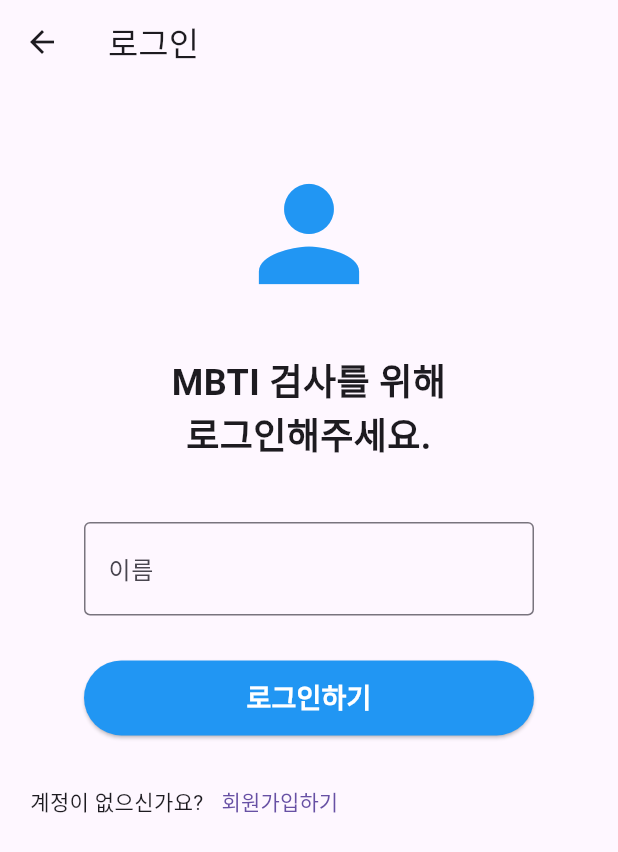
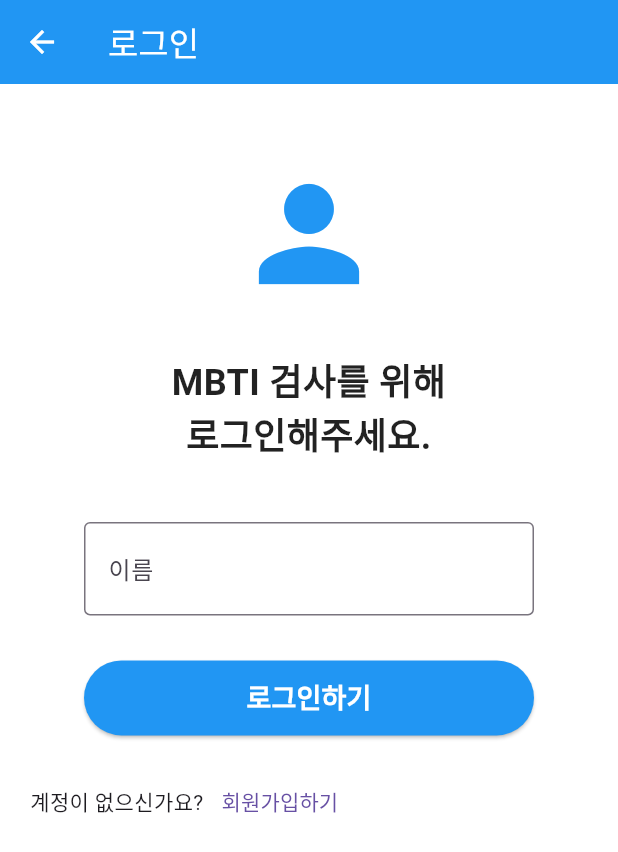
Before and after one commit to PHB-1994/MBTI, a Flutter app: the screen it shows after launch, after a tap on "로그인하기", on a phone screen of 412 x 824 dp. Shown: the top 852 px of the screen. Run offline on Flutter 3.47's test engine with Material 3 defaults, Android fonts, the phone set to English and light mode, and no system bars; our stand-ins replace connectivity_plus, dio, flutter_dotenv, geolocator, go_router, shared_preferences; missing offline and left inert: kakao_map_plugin; accounts and stored records are empty.

```diff
--- /dev/null
+++ b/frontend/lib/common/app_styles.dart
@@ -0,0 +1,361 @@
+import 'dart:ui';
+import 'package:flutter/material.dart';
+
+/*
+일반적인 웹 디자인에서 사용하는 색삭코드
+          검정                            하얀색
+rgb(255, 255, 255, 0.1) 엄청 투명함,  rgba(0, 0, 0, 0.9) 불투명도 90%
+hex = #000000           투명도 없음   hex = #ffffff      투명도 없음
+
+플러터에서 색상을 표기하는 방법
+방법 1 : hex 색상에 OxFF 붙이기. 가장 일반적으로 많이 사용
+0xFF : 불투명도
+Color(0xFF64BF6)
+        0xFF      64B5F6
+     완전 보이게   hex 색상 표기
+방법 2 : fromARGB
+Color.fromARGB(255, 100, 181, 246)
+            Alpha
+            투명도
+
+방법 3 : fromRGBO = rgb, rgba 와 비슷한 형태
+Color.fromRGBO(100, 181, 246, 1.0)
+                            투명도를 0.0 ~ 1.0 사이
+
+0xFF = 255 = 100% 불투명(완전히 보임)
+0xcc = 204 = 80% 불투명
+0x99 = 153 = 60% 불투명
+0x66 = 102 = 40% 불투명
+0x33 = 51  = 20% 불투명
+0x00 = 0   = 0% 투명(완전 투명)
+
+밝기 조절
+
+Colors.blue[50]  // 매우 밝은 파란색 부터
+Colors.blue[500] // 기본 파란색
+Colors.blue[900] // 매우 어두운 파란색
+ */
+// 어플 전체에서 사용할 색상들 정의
+class AppColors {
+  // Primary Colors
+  static const Color primary = Colors.blue;
+  static const Color primaryLight = Color(0xFF64B5F6);
+  static const Color primaryDart = Color(0xFF1976D2);
+
+
+  // Secondary Colors
+  static const Color secondary = Colors.green;
+  static const Color accent = Colors.amber;
+
+  // Text Colors
+  static const Color textPrimary = Colors.black87;
+  static const Color textSecondary = Colors.grey;
+  static const Color textWhite = Colors.white;
+
+  // Background Colors
+  static const Color background = Colors.white;
+  static const Color backgroundLight = Color(0xFFF5F5F5);
+  static const Color cardBackground = Color(0xFFFAFAFA);
+
+  // Status Colors
+  static const Color success = Colors.green;
+  static const Color error = Colors.red;
+  static const Color warning = Colors.orange;
+  static const Color info = Colors.blue;
+
+  // Grey Scale
+  static final Color grey50 = Colors.grey[50]!;
+  static final Color grey100 = Colors.grey[100]!;
+  static final Color grey200 = Colors.grey[200]!;
+  static final Color grey300 = Colors.grey[300]!;
+  static final Color grey600 = Colors.grey[600]!;
+  static final Color grey700 = Colors.grey[700]!;
+}
+
+/// 앱 전체에서 사용할 텍스트 스타일 정의
+class AppTextStyles {
+  // Headings
+  static const TextStyle h1 = TextStyle(
+    fontSize: 32,
+    fontWeight: FontWeight.bold,
+    color: AppColors.textPrimary,
+  );
+
+  static const TextStyle h2 = TextStyle(
+    fontSize: 28,
+    fontWeight: FontWeight.bold,
+    color: AppColors.textPrimary,
+  );
+
+  static const TextStyle h3 = TextStyle(
+    fontSize: 24,
+    fontWeight: FontWeight.bold,
+    color: AppColors.textPrimary,
+  );
+
+  static const TextStyle h4 = TextStyle(
+    fontSize: 20,
+    fontWeight: FontWeight.bold,
+    color: AppColors.textPrimary,
+  );
+
+  // Body Text
+  static const TextStyle body1 = TextStyle(
+    fontSize: 18,
+    color: AppColors.textPrimary,
+  );
+
+  static const TextStyle body2 = TextStyle(
+    fontSize: 16,
+    color: AppColors.textPrimary,
+  );
+
+  static const TextStyle body3 = TextStyle(
+    fontSize: 14,
+    color: AppColors.textPrimary,
+  );
+
+  // Special Text Styles
+  static const TextStyle button = TextStyle(
+    fontSize: 16,
+    fontWeight: FontWeight.w600,
+  );
+
+  static const TextStyle caption = TextStyle(
+    fontSize: 12,
+    color: AppColors.textSecondary,
+  );
+
+  static const TextStyle label = TextStyle(
+    fontSize: 14,
+    fontWeight: FontWeight.w500,
+    color: AppColors.textSecondary,
+  );
+
+  // MBTI 관련 특수 스타일
+  static const TextStyle mbtiType = TextStyle(
+    fontSize: 28,
+    fontWeight: FontWeight.bold,
+    color: AppColors.primary,
+  );
+
+  static const TextStyle mbtiTypeSmall = TextStyle(
+    fontSize: 18,
+    fontWeight: FontWeight.bold,
+    color: AppColors.textPrimary,
+  );
+
+  static const TextStyle scoreText = TextStyle(
+    fontSize: 16,
+    fontWeight: FontWeight.bold,
+  );
+}
+
+/// 앱 전체에서 사용할 간격(Spacing) 정의
+class AppSpacing {
+  static const double xs = 4.0;
+  static const double sm = 8.0;
+  static const double md = 16.0;
+  static const double lg = 24.0;
+  static const double xl = 32.0;
+  static const double xxl = 40.0;
+  static const double xxxl = 50.0;
+}
+
+/// 앱 전체에서 사용할 BorderRadius 정의
+class AppRadius {
+  static const double sm = 8.0;
+  static const double md = 12.0;
+  static const double lg = 16.0;
+  static const double xl = 20.0;
+  static const double circle = 999.0;
+
+  // BorderRadius 객체
+  static BorderRadius get smallRadius => BorderRadius.circular(sm);
+  static BorderRadius get mediumRadius => BorderRadius.circular(md);
+  static BorderRadius get largeRadius => BorderRadius.circular(lg);
+  static BorderRadius get extraLargeRadius => BorderRadius.circular(xl);
+  static BorderRadius get circleRadius => BorderRadius.circular(circle);
+}
+
+/// 앱 전체에서 사용할 아이콘 크기 정의
+class AppIconSize {
+  static const double xs = 16.0;
+  static const double sm = 20.0;
+  static const double md = 24.0;
+  static const double lg = 32.0;
+  static const double xl = 48.0;
+  static const double xxl = 64.0;
+  static const double xxxl = 80.0;
+  static const double huge = 100.0;
+}
+
+/// 앱 전체에서 사용할 버튼 스타일 정의
+class AppButtonStyles {
+  // Primary 버튼
+  static ButtonStyle primary = ElevatedButton.styleFrom(
+    backgroundColor: AppColors.primary,
+    foregroundColor: AppColors.textWhite,
+    padding: EdgeInsets.symmetric(horizontal: AppSpacing.lg, vertical: AppSpacing.md),
+    shape: RoundedRectangleBorder(
+      borderRadius: AppRadius.mediumRadius,
+    ),
+  );
+
+  // Secondary 버튼
+  static ButtonStyle secondary = ElevatedButton.styleFrom(
+    backgroundColor: AppColors.secondary,
+    foregroundColor: AppColors.textWhite,
+    padding: EdgeInsets.symmetric(horizontal: AppSpacing.lg, vertical: AppSpacing.md),
+    shape: RoundedRectangleBorder(
+      borderRadius: AppRadius.mediumRadius,
+    ),
+  );
+
+  // Outline 버튼
+  static ButtonStyle outline = ElevatedButton.styleFrom(
+    backgroundColor: Colors.transparent,
+    foregroundColor: AppColors.primary,
+    side: BorderSide(color: AppColors.primary, width: 2),
+    padding: EdgeInsets.symmetric(horizontal: AppSpacing.lg, vertical: AppSpacing.md),
+    shape: RoundedRectangleBorder(
+      borderRadius: AppRadius.mediumRadius,
+    ),
+  );
+
+  // Grey 버튼
+  static ButtonStyle grey = ElevatedButton.styleFrom(
+    backgroundColor: AppColors.grey300,
+    foregroundColor: AppColors.textPrimary,
+    padding: EdgeInsets.symmetric(horizontal: AppSpacing.lg, vertical: AppSpacing.md),
+    shape: RoundedRectangleBorder(
+      borderRadius: AppRadius.mediumRadius,
+    ),
+  );
+
+  // Danger 버튼
+  static ButtonStyle danger = ElevatedButton.styleFrom(
+    backgroundColor: AppColors.error,
+    foregroundColor: AppColors.textWhite,
+    padding: EdgeInsets.symmetric(horizontal: AppSpacing.lg, vertical: AppSpacing.md),
+    shape: RoundedRectangleBorder(
+      borderRadius: AppRadius.mediumRadius,
+    ),
+  );
+}
+
+/// 앱 전체에서 사용할 Card 스타일 정의
+class AppCardStyles {
+  static BoxDecoration standard = BoxDecoration(
+    color: AppColors.cardBackground,
+    borderRadius: AppRadius.mediumRadius,
+    border: Border.all(color: AppColors.grey300),
+  );
+
+  static BoxDecoration elevated = BoxDecoration(
+    color: AppColors.background,
+    borderRadius: AppRadius.mediumRadius,
+    boxShadow: [
+      BoxShadow(
+        color: Colors.black.withOpacity(0.1),
+        blurRadius: 8,
+        offset: Offset(0, 2),
+      ),
+    ],
+  );
+
+  static BoxDecoration result = BoxDecoration(
+    color: AppColors.primary,
+    borderRadius: AppRadius.largeRadius,
+    border: Border.all(color: AppColors.primary, width: 2),
+  );
+}
+
+/// 앱 전체에서 사용할 InputDecoration 정의
+class AppInputStyles {
+  static InputDecoration standard({
+    String? labelText,
+    String? hintText,
+    String? errorText,
+    IconData? prefixIcon,
+  }) {
+    return InputDecoration(
+      labelText: labelText,
+      hintText: hintText,
+      errorText: errorText,
+      prefixIcon: prefixIcon != null ? Icon(prefixIcon) : null,
+      border: OutlineInputBorder(
+        borderRadius: AppRadius.smallRadius,
+      ),
+      contentPadding: EdgeInsets.symmetric(
+        horizontal: AppSpacing.md,
+        vertical: AppSpacing.md,
+      ),
+    );
+  }
+}
+
+/// 앱 전체에서 사용할 그림자 효과 정의
+class AppShadows {
+  static List<BoxShadow> small = [
+    BoxShadow(
+      color: Colors.black.withOpacity(0.05),
+      blurRadius: 4,
+      offset: Offset(0, 2),
+    ),
+  ];
+
+  static List<BoxShadow> medium = [
+    BoxShadow(
+      color: Colors.black.withOpacity(0.1),
+      blurRadius: 8,
+      offset: Offset(0, 4),
+    ),
+  ];
+
+  static List<BoxShadow> large = [
+    BoxShadow(
+      color: Colors.black.withOpacity(0.15),
+      blurRadius: 16,
+      offset: Offset(0, 8),
+    ),
+  ];
+}
+
+/// 자주 사용하는 SizedBox 정의
+class AppSizedBox {
+  static const SizedBox h4 = SizedBox(height: 4);
+  static const SizedBox h8 = SizedBox(height: 8);
+  static const SizedBox h10 = SizedBox(height: 10);
+  static const SizedBox h16 = SizedBox(height: 16);
+  static const SizedBox h20 = SizedBox(height: 20);
+  static const SizedBox h24 = SizedBox(height: 24);
+  static const SizedBox h30 = SizedBox(height: 30);
+  static const SizedBox h40 = SizedBox(height: 40);
+  static const SizedBox h50 = SizedBox(height: 50);
+  static const SizedBox h60 = SizedBox(height: 60);
+
+  static const SizedBox w8 = SizedBox(width: 8);
+  static const SizedBox w16 = SizedBox(width: 16);
+  static const SizedBox w20 = SizedBox(width: 20);
+  static const SizedBox w24 = SizedBox(width: 24);
+}
+
+/// 자주 사용하는 EdgeInsets 정의
+class AppPadding {
+  static const EdgeInsets zero = EdgeInsets.zero;
+  static const EdgeInsets all4 = EdgeInsets.all(4);
+  static const EdgeInsets all8 = EdgeInsets.all(8);
+  static const EdgeInsets all16 = EdgeInsets.all(16);
+  static const EdgeInsets all20 = EdgeInsets.all(20);
+  static const EdgeInsets all24 = EdgeInsets.all(24);
+
+  static const EdgeInsets horizontal16 = EdgeInsets.symmetric(horizontal: 16);
+  static const EdgeInsets horizontal20 = EdgeInsets.symmetric(horizontal: 20);
+  static const EdgeInsets vertical16 = EdgeInsets.symmetric(vertical: 16);
+  static const EdgeInsets vertical20 = EdgeInsets.symmetric(vertical: 20);
+
+  static const EdgeInsets symmetric16 = EdgeInsets.symmetric(horizontal: 16, vertical: 16);
+  static const EdgeInsets symmetric20 = EdgeInsets.symmetric(horizontal: 20, vertical: 20);
+  static const EdgeInsets page = EdgeInsets.symmetric(horizontal: 20, vertical: 50);
+}
--- a/frontend/lib/main.dart
+++ b/frontend/lib/main.dart
@@ -1,9 +1,11 @@
 import 'package:flutter/material.dart';
 import 'package:flutter_dotenv/flutter_dotenv.dart';
+import 'package:frontend/common/app_styles.dart';
 import 'package:frontend/common/constants.dart';
 import 'package:frontend/common/env_config.dart';
 import 'package:frontend/models/result_model.dart';
 import 'package:frontend/providers/auth_provider.dart';
+import 'package:frontend/providers/theme_provider.dart';
 import 'package:frontend/screens/history/result_detail_screen.dart';
 import 'package:frontend/screens/home/home_screen.dart';
 import 'package:frontend/screens/login/login_screen.dart';
@@ -27,7 +29,7 @@
   await dotenv.load(fileName: ".env.development");
 
   // 개발 중 상황 확인을 위해 환경 정보 출력
-  if(EnvConfig.isDevelopment) EnvConfig.printEnvInfo();
+  if (EnvConfig.isDevelopment) EnvConfig.printEnvInfo();
 
   /*
   자료형? 공간 내부가 텅텅 비어있는데, undefined 호출하여 에러를 발생하는 것이 아니라
@@ -118,13 +120,45 @@
     //                특정 경로를 개발자가 하나하나 설정하겠다.
     return MultiProvider(
       providers: [
-        ChangeNotifierProvider(create: (_) => AuthProvider())
+        ChangeNotifierProvider(create: (_) => AuthProvider()),
+        ChangeNotifierProvider(create: (_) => ThemeProvider()),
       ],
-      child: MaterialApp.router(
-        title: AppConstants.appName,
-        debugShowCheckedModeBanner: false,
-        // 경로설정에 대한 것은 : _router 라는 변수이름을 참고해서 사용하거라
-        routerConfig: _router,
+      child: Consumer<ThemeProvider>(
+        builder: (context, themeProvider, child) {
+          return MaterialApp.router(
+            title: AppConstants.appName,
+            debugShowCheckedModeBanner: false,
+            // 경로설정에 대한 것은 : _router 라는 변수이름을 참고해서 사용하거라
+            routerConfig: _router,
+
+            themeMode: themeProvider.themeMode,
+            // 라이트 모드 디자인
+            theme: ThemeData(
+              brightness: Brightness.light,
+              primarySwatch: Colors.blue,
+              // ThemeData 와 같이 색상 팔레트를 설정하는 속성에는
+              // 개발자가 작성한 변수명칭의 색상을 사용할 수 없음
+              // Material 에서 만든 색상만 가능
+              // primarySwatch: AppColors.primary,
+              scaffoldBackgroundColor: Colors.white,
+              appBarTheme: AppBarTheme(
+                backgroundColor: Colors.blue,
+                foregroundColor: Colors.white,
+              ),
+            ),
+
+            // 다크모드 디자인
+            darkTheme: ThemeData(
+              brightness: Brightness.dark,
+              primarySwatch: Colors.indigo,
+              scaffoldBackgroundColor: Colors.grey[900],
+              appBarTheme: AppBarTheme(
+                backgroundColor: Colors.grey[850],
+                foregroundColor: Colors.white,
+              ),
+            ),
+          );
+        },
       ),
       /*추후 라이트테마 다크 테마를 만들어서 세팅
       * theme
--- /dev/null
+++ b/frontend/lib/providers/theme_provider.dart
@@ -0,0 +1,47 @@
+import 'package:flutter/material.dart';
+import 'package:shared_preferences/shared_preferences.dart';
+
+// 보통 클래스가 아니라 모두에게 나를 알려야하는 클래스임을 표기
+// 내가 화이트면 모두 화이트로 공지하여 교체해 라는 클래스
+class ThemeProvider with ChangeNotifier{
+  /*
+  자바버전
+  원본 유지하며
+  private ThemeMode themeMode;
+  복제본으로 데이터 사용
+  public ThemeMode getThemeMode() {
+    return _themeMode;
+  }
+  */
+  // 원본 유지하며
+  ThemeMode _themeMode = ThemeMode.system; // 어플 시스템 테마 속성을 _themeMode 담아서 관리
+  // 복제본으로 데이터 get 가져와 사용
+  // setter getter 에서 getter    dart() {} 의미없이 쓰지말고 => 끝내버리자 문법
+  ThemeMode get themeMode => _themeMode;
+
+  // 현재 다크모드인지 확인하는 getter
+  bool get isDarkMode => _themeMode == ThemeMode.dark;
+
+  ThemeProvider() {
+    // 생성되자마자 초기로 저장된 테마를 불러오기
+   loadTheme();
+  }
+
+  // 테마 변경
+  void toggleTheme(bool isDark) async {
+    _themeMode = isDark ? ThemeMode.dark : ThemeMode.light;
+    notifyListeners(); // UI 업데이트 전체 적용
+  }
+
+  // 저장된 테마 불러오기
+  Future<void> loadTheme() async {
+    final prefs = await SharedPreferences.getInstance();
+    final isDark = prefs.getBool('isDarkMode');
+
+    // 저장된 값이 없으면 시스템 설정 유지, 있으면 해당 값 적용
+    if(isDark != null){
+      _themeMode = isDark ? ThemeMode.dark : ThemeMode.light;
+      notifyListeners(); // 모두에게 공지하겠다.
+    }
+  }
+}
--- a/frontend/lib/screens/home/home_screen.dart
+++ b/frontend/lib/screens/home/home_screen.dart
@@ -7,6 +7,7 @@
 import 'package:go_router/go_router.dart';
 import 'package:provider/provider.dart';
 import '../../providers/auth_provider.dart';
+import '../../providers/theme_provider.dart';
 
 /*
 lib/
@@ -197,6 +198,17 @@
           appBar: AppBar(
             title: Text("MBTI 유형 검사"),
             actions: [
+              // 테마 변경 스위치
+              Row(
+                children: [
+                  Icon(Icons.dark_mode, size: 20),
+                  Switch(value: context.watch<ThemeProvider>().isDarkMode,
+                      onChanged: (value) {
+                    context.read<ThemeProvider>().toggleTheme(value);
+                      })
+                ],
+              ),
+
               // 로그인 상태에 따라 버튼 표기
               if (isLoggedIn)
                 // 분리된 프로필 메뉴 위젯에
--- a/frontend/lib/screens/login/login_screen.dart
+++ b/frontend/lib/screens/login/login_screen.dart
@@ -1,4 +1,5 @@
 import 'package:flutter/material.dart';
+import 'package:frontend/common/app_styles.dart';
 import 'package:frontend/providers/auth_provider.dart';
 import 'package:frontend/services/api_service.dart';
 import 'package:go_router/go_router.dart';
@@ -80,7 +81,6 @@
         // 로그인 후 이동하고자 하는 화면 이동
         context.go("/");
       }
-
     } catch (e) {
       if (mounted) {
         setState(() {
@@ -110,19 +110,24 @@
       body: SingleChildScrollView(
         child: Center(
           child: Container(
-            padding: EdgeInsets.symmetric(vertical: 50, horizontal: 20),
+            padding: AppPadding.page,
             child: Column(
               mainAxisAlignment: MainAxisAlignment.center,
               children: [
-                Icon(Icons.person, size: 100, color: Colors.blue),
-                SizedBox(height: 30),
+                Icon(
+                  Icons.person,
+                  size: AppIconSize.huge,
+                  color: AppColors.primary,
+                ),
+                AppSizedBox.h30,
 
                 Text(
                   'MBTI 검사를 위해\n로그인해주세요.',
-                  style: TextStyle(fontSize: 24, fontWeight: FontWeight.bold),
+                  style: AppTextStyles.h3,
                   textAlign: TextAlign.center,
                 ),
-                SizedBox(height: 40),
+
+                AppSizedBox.h40,
 
                 SizedBox(
                   width: 300,
@@ -176,7 +181,6 @@
                       ),
                     ),
                   ),
-
                 ),
                 SizedBox(height: 20),
 
@@ -184,10 +188,11 @@
                   children: [
                     Text('계정이 없으신가요?'),
                     TextButton(
-                        onPressed: () => context.go('/signup'),
-                        child: Text('회원가입하기'))
+                      onPressed: () => context.go('/signup'),
+                      child: Text('회원가입하기'),
+                    ),
                   ],
-                )
+                ),
               ],
             ),
           ),
```
Also changed, not shown: 1 other file.
